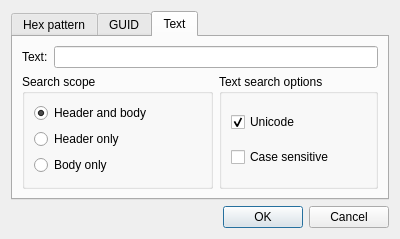
First picture: the form in UEFITool/searchdialog.ui, repository binarly-io/bias-uefitool, before the edit.
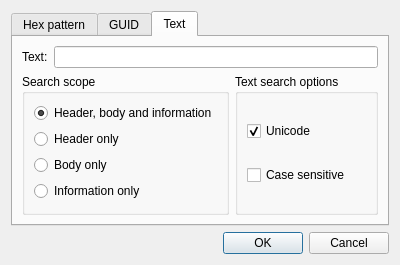
Second picture: the form after the edit. The open tabs and pages were chosen to show the change. Custom widgets are drawn as their Qt base class.

The edit to the form file:
```diff
--- a/UEFITool/searchdialog.ui
+++ b/UEFITool/searchdialog.ui
@@ -179,7 +179,7 @@
           <item>
            <widget class="QRadioButton" name="textScopeFullRadioButton">
             <property name="text">
-             <string>Header and body</string>
+             <string>Header, body and information</string>
             </property>
             <property name="checked">
              <bool>true</bool>
@@ -200,6 +200,13 @@
             </property>
            </widget>
           </item>
+          <item>
+           <widget class="QRadioButton" name="textScopeInfoRadioButton">
+            <property name="text">
+             <string>Information only</string>
+            </property>
+           </widget>
+          </item>
          </layout>
         </widget>
        </item>
```
